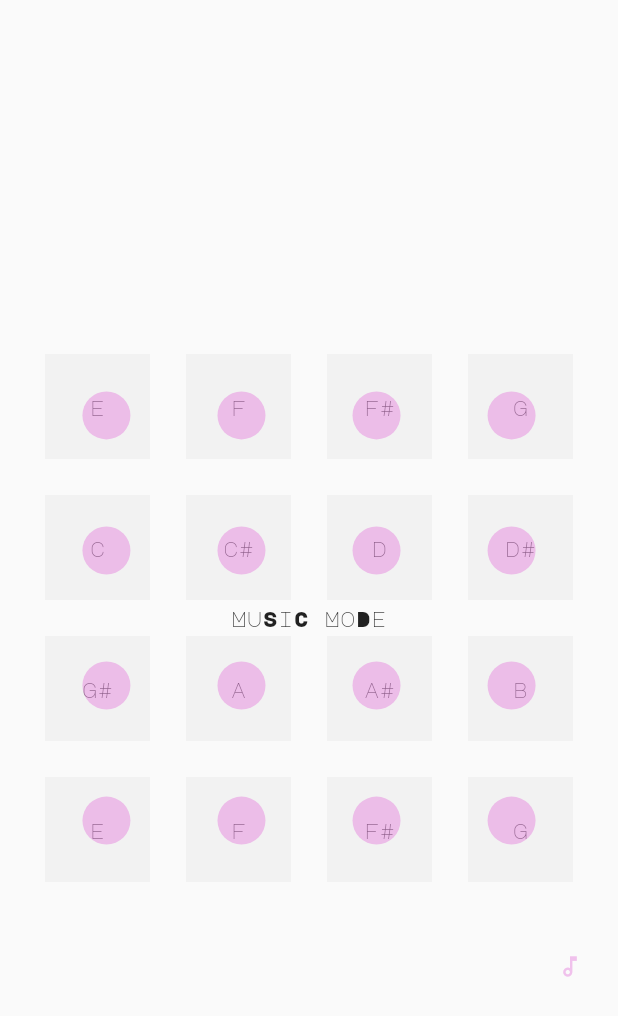
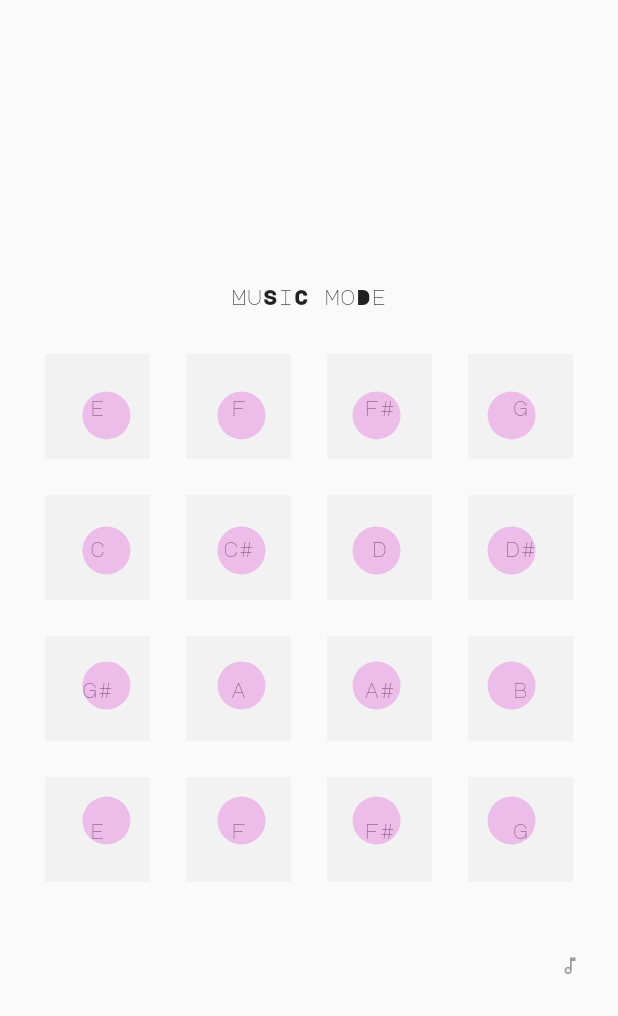
Before and after one commit to erf/let_me_out, a Flutter app: the screen it shows after launch, after a tap on the "gamepad" icon, on a phone screen of 412 x 824 dp. Shown: the top 1016 px of the screen. Run offline on Flutter 3.47's test engine with Material 2 defaults, Android fonts, the phone set to English and light mode, and no system bars; missing offline and left inert: soundpool; statements that could not run were skipped.

Commit message:
move title to top | dark icon colors

```diff
--- a/lib/constants.dart
+++ b/lib/constants.dart
@@ -3,4 +3,7 @@ import 'package:flutter/material.dart';
 const int fadeInTimeMs = 1000;
 const int shuffleTimeMs = 140;
 
-const pinkColor = Color.fromARGB(128, 230, 136, 222);
+const Color pinkColor = Color.fromARGB(128, 230, 136, 222);
+
+const double iconSize = 15.0;
+const Color iconColor = Colors.black38;
--- a/lib/music_mode_button.dart
+++ b/lib/music_mode_button.dart
@@ -40,8 +40,8 @@ class _MusicModeButtonState extends State<MusicModeButton> {
         child: IconButton(
           icon: Icon(
             isMusicMode ? Icons.music_note_outlined : Icons.gamepad_outlined,
-            color: pinkColor,
-            size: 18,
+            color: iconColor,
+            size: iconSize,
           ),
           onPressed: () {
             puzzleStateNotifier.toggleMusicMode();
--- a/lib/puzzle_board.dart
+++ b/lib/puzzle_board.dart
@@ -26,7 +26,15 @@ class PuzzleBoard extends StatelessWidget {
             crossAxisAlignment: CrossAxisAlignment.center,
             mainAxisAlignment: MainAxisAlignment.center,
             children: [
-              const Spacer(),
+              Flexible(
+                child: Align(
+                  alignment: Alignment.bottomCenter,
+                  child: Padding(
+                    padding: const EdgeInsets.all(8),
+                    child: PuzzleMessage(puzzleState),
+                  ),
+                ),
+              ),
               SizedBox(
                 width: maxSize,
                 height: maxSize,
@@ -37,7 +45,6 @@ class PuzzleBoard extends StatelessWidget {
                     children: [
                       ButtonGrid(puzzleState),
                       PhysicsGrid(puzzleState),
-                      PuzzleMessage(puzzleState),
                     ],
                   ),
                 ),
--- a/lib/puzzle_message.dart
+++ b/lib/puzzle_message.dart
@@ -33,7 +33,7 @@ class _PuzzleMessageState extends State<PuzzleMessage> {
     return AnimatedOpacity(
       opacity: opacity,
       duration: const Duration(milliseconds: fadeInTimeMs),
-      curve: Curves.easeIn,
+      curve: Curves.easeInCubic,
       child: getMessage(gameState),
     );
   }
@@ -41,14 +41,15 @@ class _PuzzleMessageState extends State<PuzzleMessage> {
   Widget getMessage(GameState gameState) {
     switch (gameState) {
       case GameState.intro:
-        return const Text('LeT ME oUt!');
+        return const Text('LeT ME oUt !');
       case GameState.shuffle:
+        return const SizedBox.shrink();
       case GameState.playing:
-        return const SizedBox.shrink();
+        return const Text('LeT ME oUt !');
       case GameState.solved:
         return const Text('sOLVEd');
       case GameState.musicMode:
-        return const Text('MuSiC MoDe');
+        return const Text('MuSiC moDe');
       default:
         return const SizedBox.shrink();
     }
--- a/lib/shuffle_button.dart
+++ b/lib/shuffle_button.dart
@@ -61,8 +61,8 @@ class _ShuffleButtonState extends State<ShuffleButton> {
       child: IconButton(
         icon: const Icon(
           Icons.refresh,
-          color: pinkColor,
-          size: 18,
+          color: iconColor,
+          size: iconSize,
         ),
         onPressed: () {
           puzzleStateNotifier.shuffle();
```
